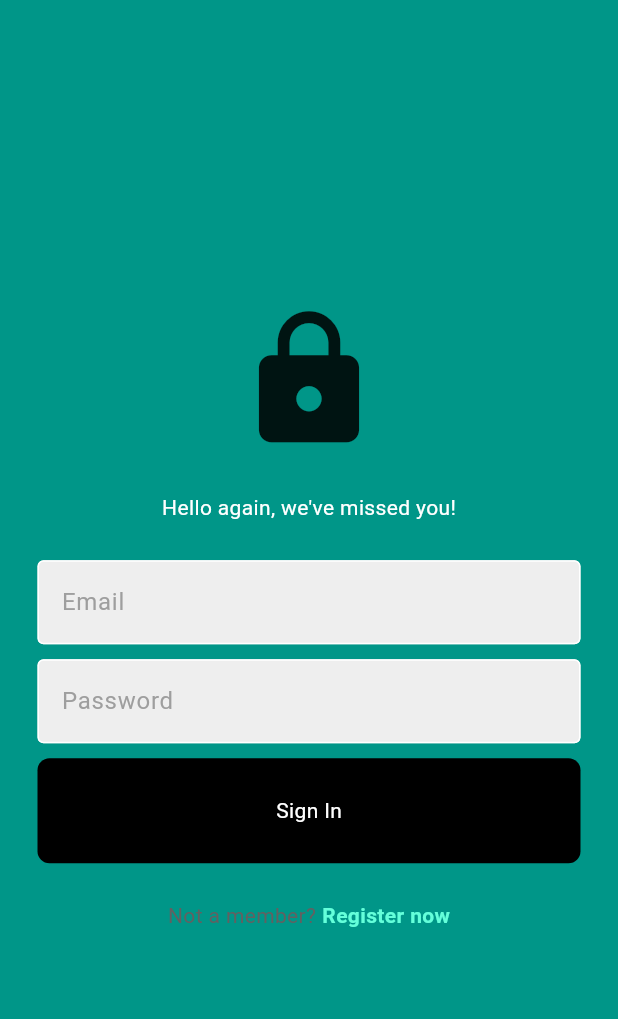
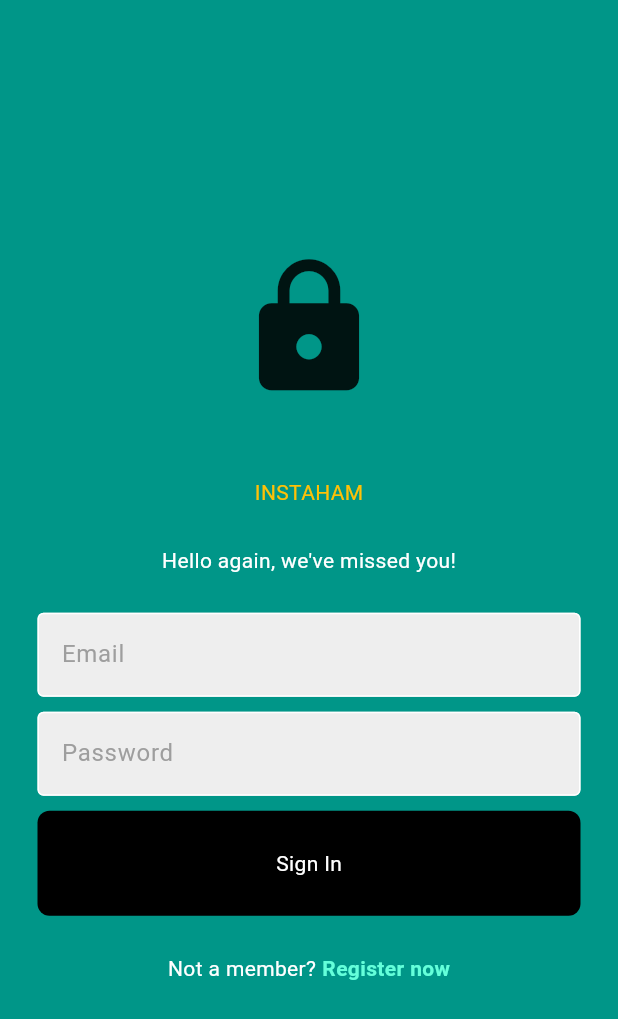
Before and after one commit to Edwrdly/Final-Project, a Flutter app: the screen it shows after launch, on a phone screen of 412 x 824 dp. Shown: the top 1019 px of the screen. Run offline on Flutter 3.47's test engine with Material 3 defaults, Android fonts, the phone set to English and light mode, and no system bars.

```diff
--- a/lib/main.dart
+++ b/lib/main.dart
@@ -1,6 +1,5 @@
 import 'package:flutter/material.dart';
-import 'auth/login_or_register.dart';
-
+import '../auth/login_or_register.dart';
 
 void main() {
   runApp(const MyApp());
--- a/lib/pages/login_page.dart
+++ b/lib/pages/login_page.dart
@@ -26,6 +26,12 @@ class _LoginPageState extends State<LoginPage> {
               mainAxisAlignment: MainAxisAlignment.center,
               children: [
                 const Icon(Icons.lock,size: 100),
+
+                const SizedBox(height: 50),
+                Text(
+                  "INSTAHAM",
+                  style: TextStyle(color: Colors.amber),
+                ),
 
                 const SizedBox(height: 25),
                 Text(
@@ -59,7 +65,7 @@ class _LoginPageState extends State<LoginPage> {
                   children: [
                     Text(
                       "Not a member?",
-                      style: TextStyle(color: Colors.grey[700]),
+                      style: TextStyle(color: Colors.white),
                     ),
 
                     const SizedBox(width: 4),
--- a/lib/pages/register_page.dart
+++ b/lib/pages/register_page.dart
@@ -71,7 +71,7 @@ class _RegisterPageState extends State<RegisterPage> {
                     GestureDetector(
                       onTap: widget.onTap,
                       child: const Text(
-                        "Login here",
+                        "Login now",
                         style: TextStyle(
                           fontWeight: FontWeight.bold,
                           color: Colors.tealAccent,
--- a/pubspec.yaml
+++ b/pubspec.yaml
@@ -34,6 +34,8 @@ dependencies:
   # The following adds the Cupertino Icons font to your application.
   # Use with the CupertinoIcons class for iOS style icons.
   cupertino_icons: ^1.0.8
+  firebase_core: ^2.11.0
+  firebase_auth: ^6.1.0
 
 dev_dependencies:
   flutter_test:
```
Also changed, not shown: pubspec.lock.
